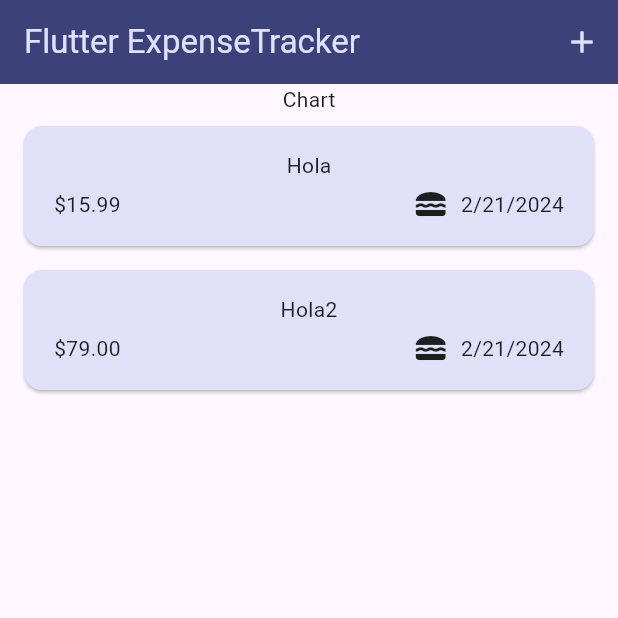
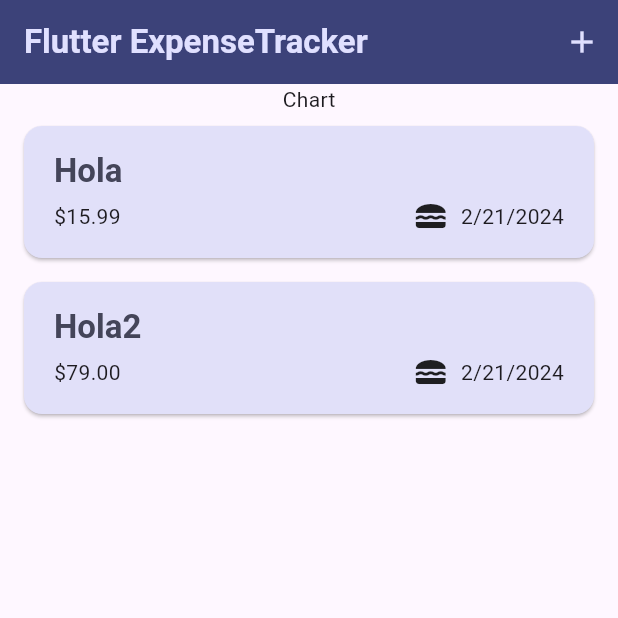
Before and after one commit to OussemaDammak/Expense_Tracker, a Flutter app: the screen it shows after launch, on a phone screen of 412 x 824 dp, the top half of it. Run offline on Flutter 3.47's test engine with Material 3 defaults, Android fonts, the phone set to English and light mode, and no system bars.

Commit message:
call theme in other widgets

```diff
--- a/lib/main.dart
+++ b/lib/main.dart
@@ -29,8 +29,8 @@ void main() {
         ),
         textTheme: ThemeData().textTheme.copyWith(
               titleLarge: TextStyle(
-                fontWeight: FontWeight.normal,
-                color: kColorScheme.secondaryContainer,
+                fontWeight: FontWeight.bold,
+                color: kColorScheme.onSecondaryContainer,
                 fontSize: 22,
               ),
             ),
--- a/lib/widgets/expenses_list/expense_item.dart
+++ b/lib/widgets/expenses_list/expense_item.dart
@@ -8,32 +8,33 @@ class ExpenseItem extends StatelessWidget {
 
   @override
   Widget build(BuildContext context) {
-    return  Card(
-
+    return Card(
       child: Padding(
-        padding:  const EdgeInsets.symmetric(
+        padding: const EdgeInsets.symmetric(
           horizontal: 20,
           vertical: 16,
         ),
         child: Column(
+          crossAxisAlignment: CrossAxisAlignment.start,
           children: [
-              Text(expense.title),
-              const SizedBox(height:4),
+            Text(
+              expense.title,
+              style: Theme.of(context).textTheme.titleLarge,
+            ),
+            const SizedBox(height: 4),
             Row(
               children: [
                 Text('\$${expense.amount.toStringAsFixed(2)}'),
                 const Spacer(),
                 Row(
-                    children:[
+                  children: [
                     Icon(categoryIcon[expense.category]),
-                      const SizedBox(width:8),
+                    const SizedBox(width: 8),
                     Text(expense.formatedDate),
                   ],
                 ),
               ],
             ),
-
-
           ],
         ),
       ),
--- a/lib/widgets/expenses_list/expenses_list.dart
+++ b/lib/widgets/expenses_list/expenses_list.dart
@@ -21,6 +21,14 @@ class ExpensesList extends StatelessWidget {
         key: ValueKey(
           expenses[index],
         ),
+        background: Container(
+          color: Theme.of(context).colorScheme.error.withOpacity(
+                0.7,
+              ),
+          margin: EdgeInsets.symmetric(
+            horizontal: Theme.of(context).cardTheme.margin!.horizontal,
+          ),
+        ),
         onDismissed: (direction) {
           onRemoveExpense(
             expenses[index],
```
Lines whose indentation alone changed are shown as unchanged.
